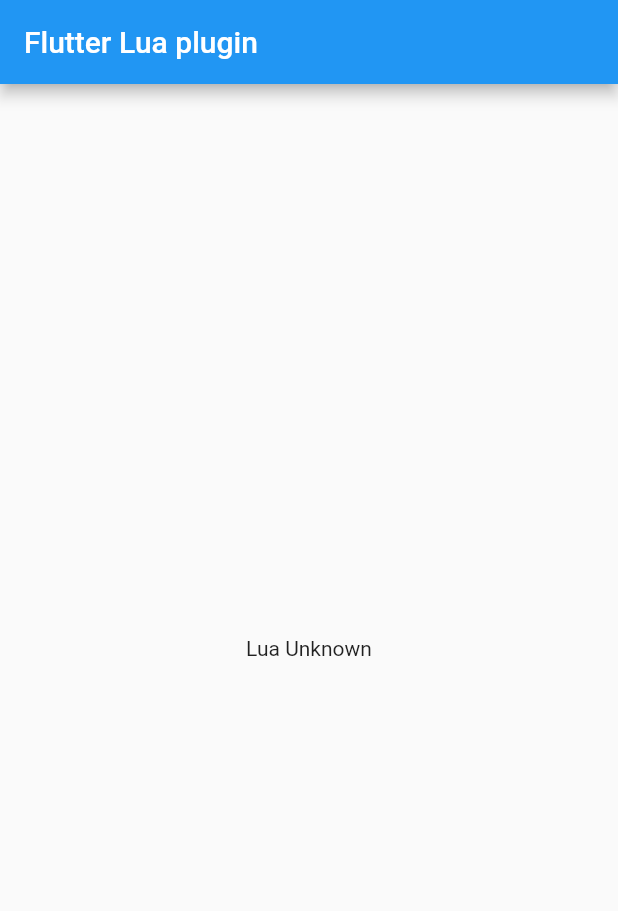
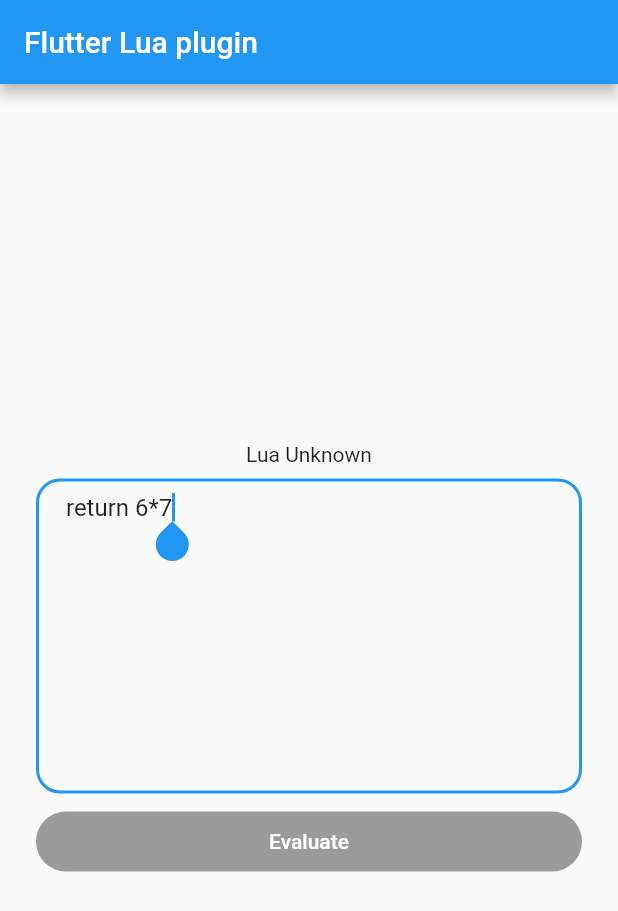
Before and after one commit to drydart/flutter_lua, a Flutter app: the screen it shows after launch, on a phone screen of 412 x 824 dp. Shown: the top 911 px of the screen. Run offline on Flutter 3.47's test engine with Material 2 defaults, Android fonts, the phone set to English and light mode, and no system bars.

Commit message:
Improved the example app.

```diff
--- a/example/lib/main.dart
+++ b/example/lib/main.dart
@@ -11,8 +11,7 @@ void main() async {
   print("Lua $version");
 
   final thread = await LuaThread.spawn();
-  print(thread);
-  print(await thread.eval("return 6*7"));
+  print(await thread.eval('return 6*7'));
 
   runApp(MyApp());
 }
@@ -23,7 +22,9 @@ class MyApp extends StatefulWidget {
 }
 
 class _MyAppState extends State<MyApp> {
-  String _luaVersion = 'Unknown';
+  final _codeController = TextEditingController(text: "return 6*7");
+  String _luaVersion = "Unknown";
+  LuaThread _luaThread;
 
   @override
   void initState() {
@@ -34,34 +35,80 @@ class _MyAppState extends State<MyApp> {
   // Platform messages are asynchronous, so we initialize in an async method.
   Future<void> initPlatformState() async {
     String luaVersion;
-    // Platform messages may fail, so we use a try/catch PlatformException.
+    LuaThread luaThread;
+
+    // Platform messages may fail, so we catch platform exceptions:
     try {
       luaVersion = await Lua.version;
+      luaThread = await LuaThread.spawn();
     } on PlatformException {
-      luaVersion = 'Failed to get platform version.';
+      luaVersion = "Failed to get platform version.";
     }
 
     // If the widget was removed from the tree while the asynchronous platform
     // message was in flight, we want to discard the reply rather than calling
-    // setState to update our non-existent appearance.
+    // setState to update our non-existent appearance:
     if (!mounted) return;
 
     setState(() {
       _luaVersion = luaVersion;
+      _luaThread = luaThread;
     });
   }
 
   @override
-  Widget build(BuildContext context) {
+  Widget build(final BuildContext context) {
     return MaterialApp(
       home: Scaffold(
         appBar: AppBar(
-          title: const Text('Flutter Lua plugin'),
+          title: Text("Flutter Lua plugin"),
         ),
-        body: Center(
-          child: Text('Lua $_luaVersion\n'),
+        body: Builder(
+          builder: (final BuildContext context) {
+            return Center(
+              child: ListView(
+                shrinkWrap: true,
+                padding: EdgeInsets.only(left: 24, right: 24),
+                children: <Widget>[
+                  Center(child: Text("Lua $_luaVersion")),
+                  SizedBox(height: 8),
+                  TextFormField(
+                    controller: _codeController,
+                    maxLines: 10,
+                    autofocus: true,
+                    autocorrect: false,
+                    keyboardType: TextInputType.multiline,
+                    decoration: InputDecoration(
+                      hintText: "Your code",
+                      contentPadding: EdgeInsets.fromLTRB(20, 10, 20, 10),
+                      border: OutlineInputBorder(borderRadius: BorderRadius.circular(16)),
+                    ),
+                  ),
+                  SizedBox(height: 8),
+                  RaisedButton(
+                    child: Text("Evaluate", style: TextStyle(color: Colors.white)),
+                    onPressed: (_luaThread != null) ? () => _evaluate(context) : null,
+                    shape: RoundedRectangleBorder(
+                      borderRadius: BorderRadius.circular(24),
+                    ),
+                    padding: EdgeInsets.all(12),
+                    color: Colors.blueAccent,
+                  ),
+                ],
+              ),
+            );
+          },
         ),
       ),
     );
   }
+
+  void _evaluate(final BuildContext context) async {
+    final result = await _luaThread.eval(_codeController.text);
+    Scaffold.of(context).showSnackBar(
+      SnackBar(
+        content: Text(result.toString(), textAlign: TextAlign.center),
+      ),
+    );
+  }
 }
```
Also changed, not shown: 1 other file.
